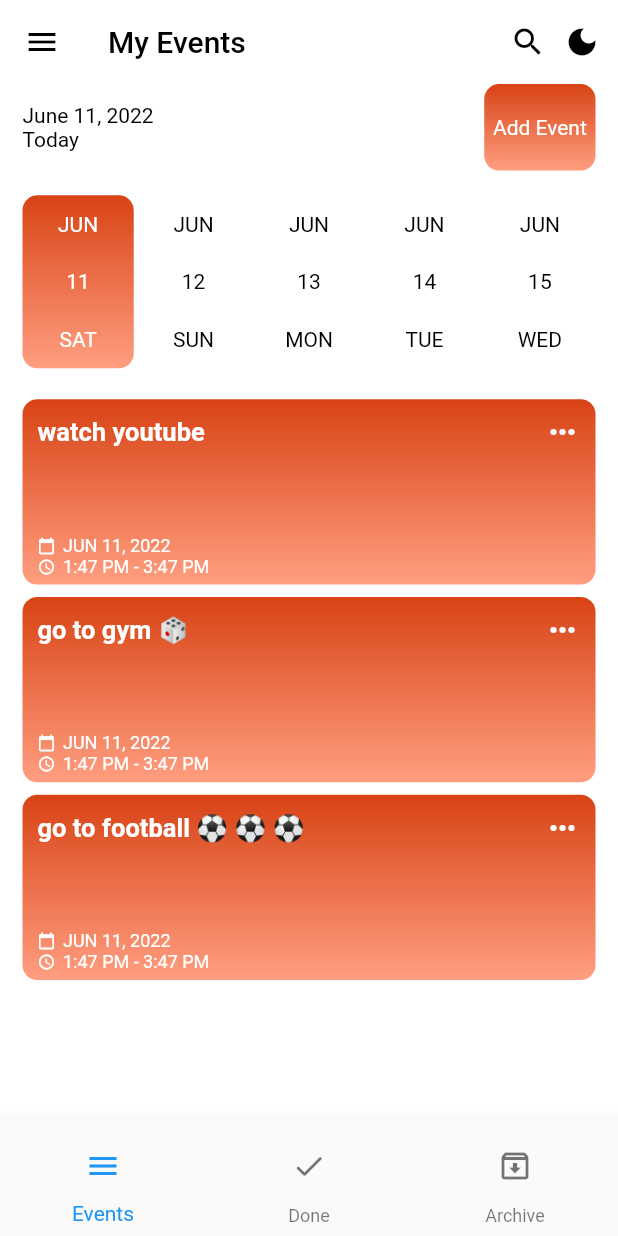
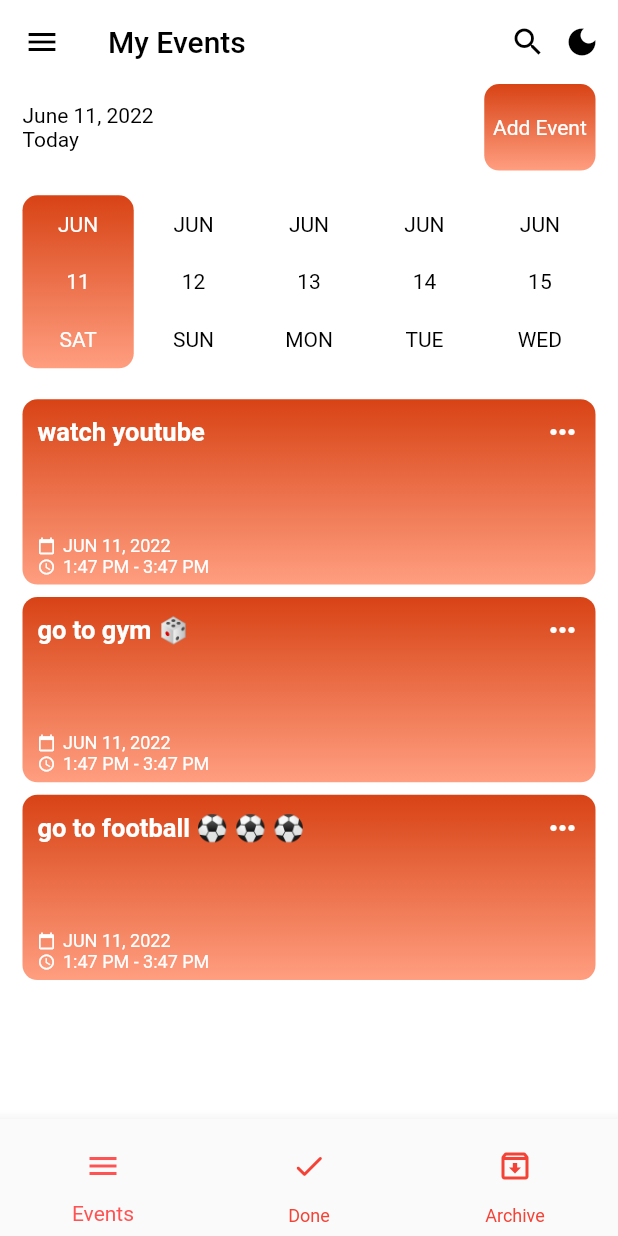
Before and after one commit to AmmarPcInfosI/getx_flutter_task_manager_app, a Flutter app: the screen it shows after launch, on a phone screen of 412 x 824 dp. Run offline on Flutter 3.47's test engine with Material 2 defaults, Android fonts, the phone set to English and light mode, and no system bars; our stand-ins replace get.

Commit message:
Update home_screen.dart

```diff
--- a/lib/screens/home_screen.dart
+++ b/lib/screens/home_screen.dart
@@ -154,7 +154,7 @@ class _LightHomeScreenState extends State<LightHomeScreen> {
           ],
         ),
       ),
-      bottomNavigationBar: BottomNavigationBar(
+      bottomNavigationBar: BottomNavigationBar(unselectedItemColor: Colors.red,fixedColor: Colors.redAccent,
         items: [
           BottomNavigationBarItem(
             icon: IconButton(
```
